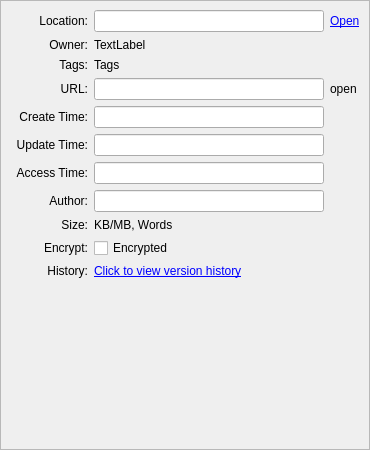
This is src/ui/WizNoteInfoForm.ui in altairwei/WizNotePlus as Qt 5 draws it before an edit. The edited form follows.
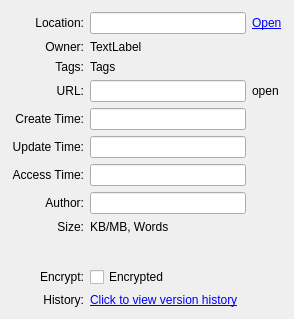
This is the edited form.

Commit message: FIX: WizNoteInfoForm bottom whitespae

The edit to the form file:
```diff
--- a/src/ui/WizNoteInfoForm.ui
+++ b/src/ui/WizNoteInfoForm.ui
@@ -6,8 +6,8 @@
    <rect>
     <x>0</x>
     <y>0</y>
-    <width>370</width>
-    <height>450</height>
+    <width>294</width>
+    <height>319</height>
    </rect>
   </property>
   <property name="sizePolicy">
@@ -22,153 +22,22 @@
   <property name="styleSheet">
    <string notr="true"/>
   </property>
-  <layout class="QVBoxLayout" name="verticalLayout">
-   <property name="spacing">
-    <number>6</number>
-   </property>
+  <layout class="QGridLayout" name="gridLayout">
    <property name="leftMargin">
-    <number>0</number>
+    <number>12</number>
    </property>
    <property name="topMargin">
-    <number>0</number>
+    <number>12</number>
    </property>
    <property name="rightMargin">
-    <number>0</number>
+    <number>12</number>
    </property>
    <property name="bottomMargin">
-    <number>0</number>
+    <number>12</number>
    </property>
-   <item>
-    <widget class="QScrollArea" name="scrollArea">
-     <property name="sizePolicy">
-      <sizepolicy hsizetype="Expanding" vsizetype="Expanding">
-       <horstretch>0</horstretch>
-       <verstretch>0</verstretch>
-      </sizepolicy>
-     </property>
-     <property name="autoFillBackground">
-      <bool>false</bool>
-     </property>
-     <property name="lineWidth">
-      <number>0</number>
-     </property>
-     <property name="widgetResizable">
-      <bool>true</bool>
-     </property>
-     <widget class="QWidget" name="scrollAreaWidgetContents">
-      <property name="geometry">
-       <rect>
-        <x>0</x>
-        <y>0</y>
-        <width>376</width>
-        <height>431</height>
-       </rect>
-      </property>
-      <property name="sizePolicy">
-       <sizepolicy hsizetype="Expanding" vsizetype="Expanding">
-        <horstretch>0</horstretch>
-        <verstretch>0</verstretch>
-       </sizepolicy>
-      </property>
-      <layout class="QFormLayout" name="formLayout">
-       <item row="0" column="1">
-        <layout class="QGridLayout" name="gridLayout">
-         <item row="10" column="1">
-          <widget class="QLabel" name="labelHistory">
-           <property name="sizePolicy">
-            <sizepolicy hsizetype="Preferred" vsizetype="Fixed">
-             <horstretch>0</horstretch>
-             <verstretch>0</verstretch>
-            </sizepolicy>
-           </property>
-           <property name="text">
-            <string>&lt;html&gt;&lt;head/&gt;&lt;body&gt;&lt;p&gt;&lt;a href=&quot;wfwefwef&quot;&gt;&lt;span style=&quot; text-decoration: underline; color:#0000ff;&quot;&gt;Click to view version history&lt;/span&gt;&lt;/a&gt;&lt;/p&gt;&lt;/body&gt;&lt;/html&gt;</string>
-           </property>
-          </widget>
-         </item>
-         <item row="10" column="0">
-          <widget class="QLabel" name="labelHistoryLabel">
-           <property name="text">
-            <string>History:</string>
-           </property>
-           <property name="alignment">
-            <set>Qt::AlignRight|Qt::AlignTrailing|Qt::AlignVCenter</set>
-           </property>
-          </widget>
-         </item>
-         <item row="3" column="2">
-          <widget class="QLabel" name="labelOpenURL">
-           <property name="text">
-            <string>open</string>
-           </property>
-          </widget>
-         </item>
-         <item row="8" column="1">
-          <widget class="QLabel" name="labelSize">
-           <property name="text">
-            <string>KB/MB, Words</string>
-           </property>
-           <property name="alignment">
-            <set>Qt::AlignLeading|Qt::AlignLeft|Qt::AlignTop</set>
-           </property>
-           <property name="wordWrap">
-            <bool>true</bool>
-           </property>
-          </widget>
-         </item>
-         <item row="9" column="1">
-          <widget class="QCheckBox" name="checkEncrypted">
-           <property name="text">
-            <string>Encrypted</string>
-           </property>
-          </widget>
-         </item>
-         <item row="7" column="0">
-          <widget class="QLabel" name="label_9">
-           <property name="text">
-            <string>Author:</string>
-           </property>
-           <property name="alignment">
-            <set>Qt::AlignRight|Qt::AlignTrailing|Qt::AlignVCenter</set>
-           </property>
-          </widget>
-         </item>
-         <item row="9" column="0">
-          <widget class="QLabel" name="labelEncrypted">
-           <property name="text">
-            <string>Encrypt:</string>
-           </property>
-           <property name="alignment">
-            <set>Qt::AlignRight|Qt::AlignTrailing|Qt::AlignVCenter</set>
-           </property>
-          </widget>
-         </item>
-         <item row="4" column="0">
-          <widget class="QLabel" name="label_4">
-           <property name="text">
-            <string>Create Time:</string>
-           </property>
-           <property name="alignment">
-            <set>Qt::AlignRight|Qt::AlignTrailing|Qt::AlignVCenter</set>
-           </property>
-          </widget>
-         </item>
-         <item row="3" column="1">
-          <widget class="QLineEdit" name="editURL"/>
-         </item>
-         <item row="1" column="0">
-          <widget class="QLabel" name="labelOwnerLabel">
-           <property name="text">
-            <string>Owner:</string>
-           </property>
-           <property name="alignment">
-            <set>Qt::AlignRight|Qt::AlignTrailing|Qt::AlignVCenter</set>
-           </property>
-          </widget>
-         </item>
-         <item row="6" column="1">
-          <widget class="QLineEdit" name="editAccessTime"/>
-         </item>
+   <property name="horizontalSpacing">
+    <number>6</number>
+   </property>
          <item row="0" column="0">
           <widget class="QLabel" name="label_2">
            <property name="text">
@@ -179,48 +48,8 @@
            </property>
           </widget>
          </item>
-         <item row="3" column="0">
-          <widget class="QLabel" name="label_6">
-           <property name="text">
-            <string>URL:</string>
-           </property>
-           <property name="alignment">
-            <set>Qt::AlignRight|Qt::AlignTrailing|Qt::AlignVCenter</set>
-           </property>
-          </widget>
-         </item>
-         <item row="4" column="1">
-          <widget class="QLineEdit" name="editCreateTime">
-           <property name="sizePolicy">
-            <sizepolicy hsizetype="Expanding" vsizetype="Fixed">
-             <horstretch>0</horstretch>
-             <verstretch>0</verstretch>
-            </sizepolicy>
-           </property>
-          </widget>
-         </item>
-         <item row="5" column="0">
-          <widget class="QLabel" name="label_5">
-           <property name="text">
-            <string>Update Time:</string>
-           </property>
-           <property name="alignment">
-            <set>Qt::AlignRight|Qt::AlignTrailing|Qt::AlignVCenter</set>
-           </property>
-          </widget>
-         </item>
-         <item row="1" column="1">
-          <widget class="QLabel" name="labelOwner">
-           <property name="sizePolicy">
-            <sizepolicy hsizetype="Preferred" vsizetype="Fixed">
-             <horstretch>0</horstretch>
-             <verstretch>0</verstretch>
-            </sizepolicy>
-           </property>
-           <property name="text">
-            <string>TextLabel</string>
-           </property>
-          </widget>
+   <item row="0" column="1">
+    <widget class="QLineEdit" name="labelNotebook"/>
          </item>
          <item row="0" column="2">
           <widget class="QLabel" name="labelOpenDocument">
@@ -244,23 +73,26 @@
            </property>
           </widget>
          </item>
-         <item row="6" column="0">
-          <widget class="QLabel" name="label_3">
+   <item row="1" column="0">
+    <widget class="QLabel" name="labelOwnerLabel">
            <property name="text">
-            <string>Access Time:</string>
+      <string>Owner:</string>
            </property>
            <property name="alignment">
             <set>Qt::AlignRight|Qt::AlignTrailing|Qt::AlignVCenter</set>
            </property>
           </widget>
          </item>
-         <item row="8" column="0">
-          <widget class="QLabel" name="label_8">
-           <property name="text">
-            <string>Size:</string>
-           </property>
-           <property name="alignment">
-            <set>Qt::AlignRight|Qt::AlignTop|Qt::AlignTrailing</set>
+   <item row="1" column="1">
+    <widget class="QLabel" name="labelOwner">
+     <property name="sizePolicy">
+      <sizepolicy hsizetype="Preferred" vsizetype="Fixed">
+       <horstretch>0</horstretch>
+       <verstretch>0</verstretch>
+      </sizepolicy>
+     </property>
+     <property name="text">
+      <string>TextLabel</string>
            </property>
           </widget>
          </item>
@@ -274,14 +106,150 @@
            </property>
           </widget>
          </item>
+   <item row="2" column="1">
+    <widget class="QLabel" name="labelTags">
+     <property name="sizePolicy">
+      <sizepolicy hsizetype="Preferred" vsizetype="Fixed">
+       <horstretch>0</horstretch>
+       <verstretch>0</verstretch>
+      </sizepolicy>
+     </property>
+     <property name="text">
+      <string>Tags</string>
+     </property>
+    </widget>
+   </item>
+   <item row="3" column="0">
+    <widget class="QLabel" name="label_6">
+     <property name="text">
+      <string>URL:</string>
+     </property>
+     <property name="alignment">
+      <set>Qt::AlignRight|Qt::AlignTrailing|Qt::AlignVCenter</set>
+     </property>
+    </widget>
+   </item>
+   <item row="3" column="1">
+    <widget class="QLineEdit" name="editURL"/>
+   </item>
+   <item row="3" column="2">
+    <widget class="QLabel" name="labelOpenURL">
+     <property name="text">
+      <string>open</string>
+     </property>
+    </widget>
+   </item>
+   <item row="4" column="0">
+    <widget class="QLabel" name="label_4">
+     <property name="text">
+      <string>Create Time:</string>
+     </property>
+     <property name="alignment">
+      <set>Qt::AlignRight|Qt::AlignTrailing|Qt::AlignVCenter</set>
+     </property>
+    </widget>
+   </item>
+   <item row="4" column="1">
+    <widget class="QLineEdit" name="editCreateTime">
+     <property name="sizePolicy">
+      <sizepolicy hsizetype="Expanding" vsizetype="Fixed">
+       <horstretch>0</horstretch>
+       <verstretch>0</verstretch>
+      </sizepolicy>
+     </property>
+    </widget>
+   </item>
+   <item row="5" column="0">
+    <widget class="QLabel" name="label_5">
+     <property name="text">
+      <string>Update Time:</string>
+     </property>
+     <property name="alignment">
+      <set>Qt::AlignRight|Qt::AlignTrailing|Qt::AlignVCenter</set>
+     </property>
+    </widget>
+   </item>
          <item row="5" column="1">
           <widget class="QLineEdit" name="editUpdateTime"/>
          </item>
+   <item row="6" column="0">
+    <widget class="QLabel" name="label_3">
+     <property name="text">
+      <string>Access Time:</string>
+     </property>
+     <property name="alignment">
+      <set>Qt::AlignRight|Qt::AlignTrailing|Qt::AlignVCenter</set>
+     </property>
+    </widget>
+   </item>
+   <item row="6" column="1">
+    <widget class="QLineEdit" name="editAccessTime"/>
+   </item>
+   <item row="7" column="0">
+    <widget class="QLabel" name="label_9">
+     <property name="text">
+      <string>Author:</string>
+     </property>
+     <property name="alignment">
+      <set>Qt::AlignRight|Qt::AlignTrailing|Qt::AlignVCenter</set>
+     </property>
+    </widget>
+   </item>
          <item row="7" column="1">
           <widget class="QLineEdit" name="editAuthor"/>
          </item>
-         <item row="2" column="1">
-          <widget class="QLabel" name="labelTags">
+   <item row="8" column="0">
+    <widget class="QLabel" name="label_8">
+     <property name="text">
+      <string>Size:</string>
+     </property>
+     <property name="alignment">
+      <set>Qt::AlignRight|Qt::AlignTop|Qt::AlignTrailing</set>
+     </property>
+    </widget>
+   </item>
+   <item row="8" column="1">
+    <widget class="QLabel" name="labelSize">
+     <property name="text">
+      <string>KB/MB, Words</string>
+     </property>
+     <property name="alignment">
+      <set>Qt::AlignLeading|Qt::AlignLeft|Qt::AlignTop</set>
+     </property>
+     <property name="wordWrap">
+      <bool>true</bool>
+     </property>
+    </widget>
+   </item>
+   <item row="9" column="0">
+    <widget class="QLabel" name="labelEncrypted">
+     <property name="text">
+      <string>Encrypt:</string>
+     </property>
+     <property name="alignment">
+      <set>Qt::AlignRight|Qt::AlignTrailing|Qt::AlignVCenter</set>
+     </property>
+    </widget>
+   </item>
+   <item row="9" column="1">
+    <widget class="QCheckBox" name="checkEncrypted">
+     <property name="text">
+      <string>Encrypted</string>
+     </property>
+    </widget>
+   </item>
+   <item row="10" column="0">
+    <widget class="QLabel" name="labelHistoryLabel">
+     <property name="text">
+      <string>History:</string>
+     </property>
+     <property name="alignment">
+      <set>Qt::AlignRight|Qt::AlignTrailing|Qt::AlignVCenter</set>
+     </property>
+    </widget>
+   </item>
+   <item row="10" column="1">
+    <widget class="QLabel" name="labelHistory">
            <property name="sizePolicy">
             <sizepolicy hsizetype="Preferred" vsizetype="Fixed">
              <horstretch>0</horstretch>
@@ -289,17 +257,8 @@
             </sizepolicy>
            </property>
            <property name="text">
-            <string>Tags</string>
-           </property>
-          </widget>
-         </item>
-         <item row="0" column="1">
-          <widget class="QLineEdit" name="labelNotebook"/>
-         </item>
-        </layout>
-       </item>
-      </layout>
-     </widget>
+      <string>&lt;html&gt;&lt;head/&gt;&lt;body&gt;&lt;p&gt;&lt;a href=&quot;wfwefwef&quot;&gt;&lt;span style=&quot; text-decoration: underline; color:#0000ff;&quot;&gt;Click to view version history&lt;/span&gt;&lt;/a&gt;&lt;/p&gt;&lt;/body&gt;&lt;/html&gt;</string>
+     </property>
     </widget>
    </item>
   </layout>
```
Lines whose indentation alone changed are shown as unchanged. The commit also changes 4 other files.
